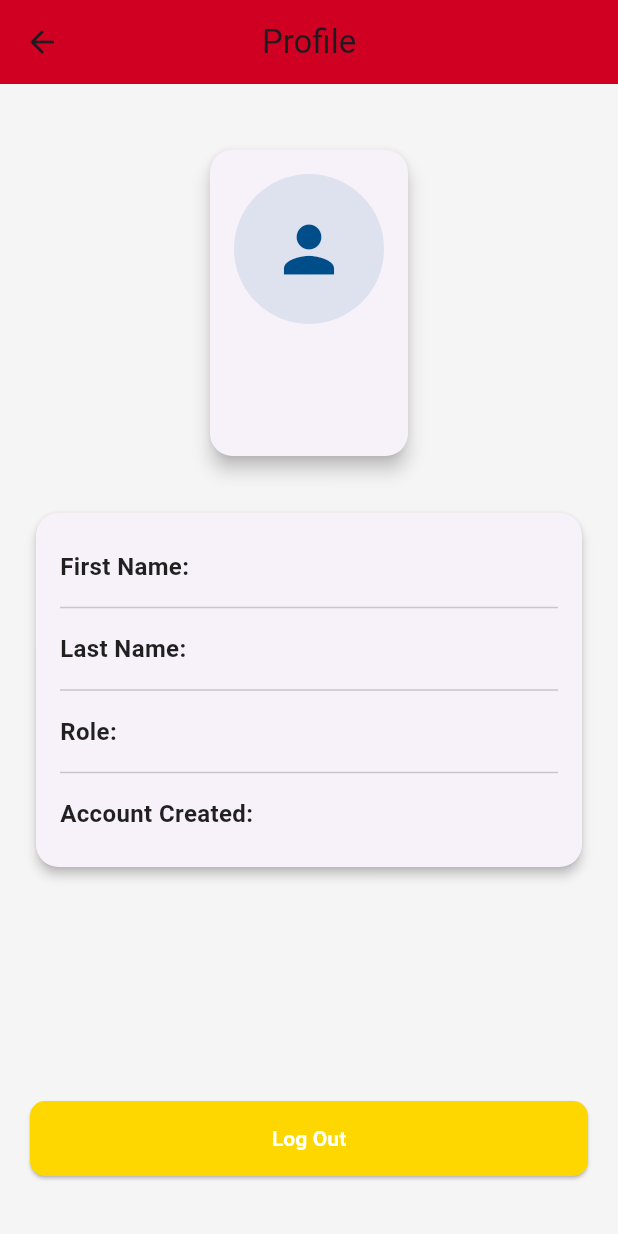
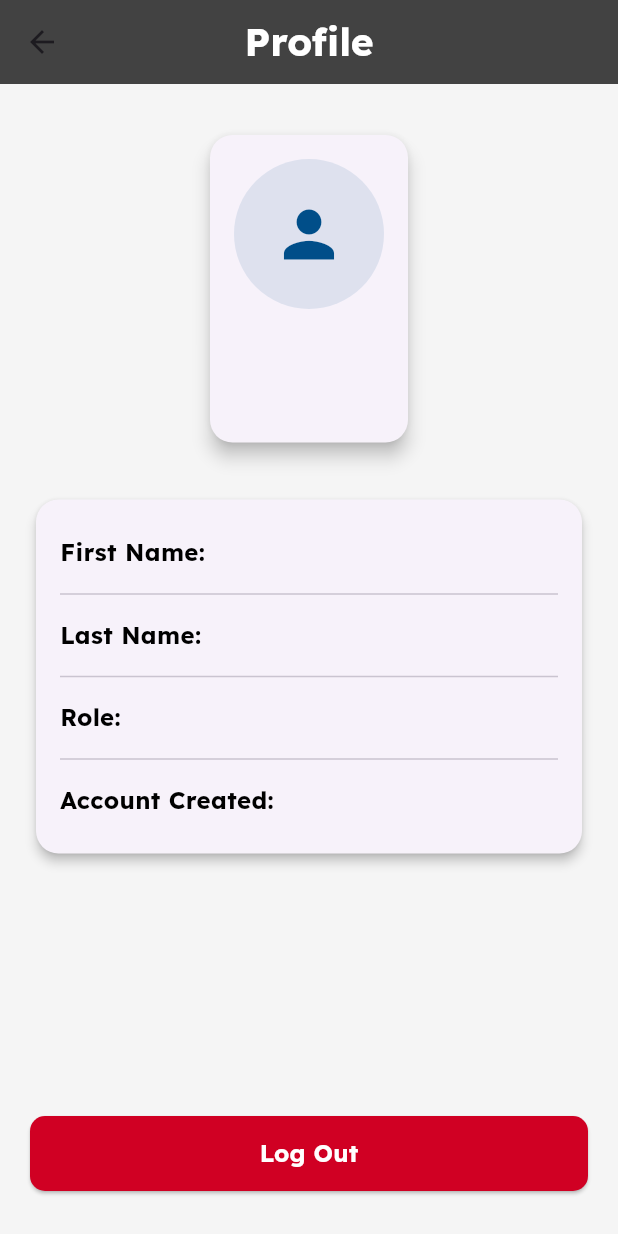
Before and after one commit to mahaamimran/rehaish_app, a Flutter app: the ProfileScreen screen opened directly, on a phone screen of 412 x 824 dp. Run offline on Flutter 3.47's test engine with Material 3 defaults, Android fonts, the phone set to English and light mode, and no system bars; our stand-ins replace flutter_secure_storage, shared_preferences; accounts and stored records are empty; network calls fail.

```diff
--- a/lib/config/constants.dart
+++ b/lib/config/constants.dart
@@ -3,7 +3,7 @@
 class Constants {
 
   // API URL
-  static const String baseUrl = 'http://192.168.18.187:3000/api/v1';
+  static const String baseUrl = 'http://localhost:3000/api/v1';
 
   // SharedPreferences Keys
   static const String FONT_SIZE_KEY = 'fontSize';
--- a/lib/main.dart
+++ b/lib/main.dart
@@ -15,7 +15,7 @@ void main() {
       providers: [
         ChangeNotifierProvider(create: (_) => DormProvider()),
         ChangeNotifierProvider(create: (_) => SettingsProvider()),
-        ChangeNotifierProvider(create: (_) => AuthProvider()), // Load token on app start
+        ChangeNotifierProvider(create: (_) => AuthProvider()),
       ],
       child: const MyApp(),
     ),
--- a/lib/screens/profile_screen.dart
+++ b/lib/screens/profile_screen.dart
@@ -3,6 +3,7 @@ import 'package:provider/provider.dart';
 import 'package:rehaish_app/providers/auth_provider.dart';
 import 'package:rehaish_app/screens/login_screen.dart';
 import 'package:rehaish_app/config/color_constants.dart';
+import 'package:rehaish_app/config/text_styles.dart';
 
 class ProfileScreen extends StatelessWidget {
   const ProfileScreen({super.key});
@@ -14,20 +15,22 @@ class ProfileScreen extends StatelessWidget {
 
     return Scaffold(
       appBar: AppBar(
-        title: const Text("Profile"),
-        backgroundColor: ColorConstants.primaryColor,
+        title: const Text("Profile", style: TextStyles.appBarTitle),
+        backgroundColor: Colors.grey[800],
         centerTitle: true,
       ),
       body: user != null
           ? Container(
               color: ColorConstants.backgroundColor,
               child: Padding(
-                padding: const EdgeInsets.symmetric(horizontal: 20.0, vertical: 40.0),
+                padding: const EdgeInsets.symmetric(
+                    horizontal: 20.0, vertical: 30.0),
                 child: Column(
                   children: [
                     // Profile Picture and Username Card
                     Card(
-                      shape: RoundedRectangleBorder(borderRadius: BorderRadius.circular(15)),
+                      shape: RoundedRectangleBorder(
+                          borderRadius: BorderRadius.circular(15)),
                       elevation: 5,
                       child: Padding(
                         padding: const EdgeInsets.all(16.0),
@@ -35,24 +38,22 @@ class ProfileScreen extends StatelessWidget {
                           children: [
                             CircleAvatar(
                               radius: 50,
-                              backgroundColor: ColorConstants.secondaryColor.withOpacity(0.1),
-                              child: const Icon(Icons.person, size: 50, color: ColorConstants.secondaryColor),
+                              backgroundColor: ColorConstants.secondaryColor
+                                  .withOpacity(0.1),
+                              child: const Icon(Icons.person,
+                                  size: 50,
+                                  color: ColorConstants.secondaryColor),
                             ),
                             const SizedBox(height: 15),
                             Text(
                               user.username,
-                              style: const TextStyle(
-                                fontSize: 24,
-                                fontWeight: FontWeight.bold,
-                                color: ColorConstants.primaryColor,
-                              ),
+                              style: TextStyles.heading(context)
+                                  .copyWith(color: ColorConstants.primaryColor),
                             ),
+                            const SizedBox(height: 5),
                             Text(
                               user.email,
-                              style: const TextStyle(
-                                fontSize: 16,
-                                color: ColorConstants.subtitleColor,
-                              ),
+                              style: TextStyles.appCaption,
                             ),
                           ],
                         ),
@@ -63,20 +64,23 @@ class ProfileScreen extends StatelessWidget {
 
                     // User Information Section
                     Card(
-                      shape: RoundedRectangleBorder(borderRadius: BorderRadius.circular(15)),
+                      shape: RoundedRectangleBorder(
+                          borderRadius: BorderRadius.circular(15)),
                       elevation: 3,
                       child: Padding(
                         padding: const EdgeInsets.all(16.0),
                         child: Column(
                           crossAxisAlignment: CrossAxisAlignment.start,
                           children: [
-                            _buildInfoRow("First Name:", user.firstName),
+                            _buildInfoRow(
+                                "First Name:", user.firstName, context),
                             const Divider(),
-                            _buildInfoRow("Last Name:", user.lastName),
+                            _buildInfoRow("Last Name:", user.lastName, context),
                             const Divider(),
-                            _buildInfoRow("Role:", user.role),
+                            _buildInfoRow("Role:", user.role, context),
                             const Divider(),
-                            _buildInfoRow("Account Created:", user.createdAt.split('T')[0]),
+                            _buildInfoRow("Account Created:",
+                                user.createdAt.split('T')[0], context),
                           ],
                         ),
                       ),
@@ -89,18 +93,18 @@ class ProfileScreen extends StatelessWidget {
                       onPressed: () async {
                         await authProvider.logout();
                         Navigator.of(context).pushReplacement(
-                          MaterialPageRoute(builder: (context) => const LoginScreen()),
+                          MaterialPageRoute(
+                              builder: (context) => const LoginScreen()),
                         );
                       },
                       style: ElevatedButton.styleFrom(
-                        backgroundColor: ColorConstants.accentColor,
-                        shape: RoundedRectangleBorder(borderRadius: BorderRadius.circular(10)),
+                        backgroundColor: ColorConstants.primaryColor,
+                        shape: RoundedRectangleBorder(
+                            borderRadius: BorderRadius.circular(10)),
                         minimumSize: const Size(double.infinity, 50),
                       ),
-                      child: const Text(
-                        "Log Out",
-                        style: TextStyle(color: Colors.white, fontWeight: FontWeight.bold),
-                      ),
+                      child:
+                          const Text("Log Out", style: TextStyles.buttonText),
                     ),
                   ],
                 ),
@@ -111,7 +115,7 @@ class ProfileScreen extends StatelessWidget {
   }
 
   // Helper method to build each row of user information
-  Widget _buildInfoRow(String label, String value) {
+  Widget _buildInfoRow(String label, String value, BuildContext context) {
     return Padding(
       padding: const EdgeInsets.symmetric(vertical: 8.0),
       child: Row(
@@ -119,18 +123,12 @@ class ProfileScreen extends StatelessWidget {
         children: [
           Text(
             label,
-            style: const TextStyle(
-              fontSize: 16,
-              fontWeight: FontWeight.w600,
-              color: ColorConstants.textColor,
-            ),
+            style: TextStyles.bold(context),
           ),
           Text(
             value,
-            style: const TextStyle(
-              fontSize: 16,
-              color: ColorConstants.secondaryColor,
-            ),
+            style: TextStyles.caption(context)
+                .copyWith(color: ColorConstants.secondaryColor),
           ),
         ],
       ),
```
Also changed, not shown: lib/api/dorm_api.dart (+27 -8 lines), lib/providers/auth_provider.dart (+13 -5 lines), lib/providers/dorm_provider.dart (+40 -7 lines), lib/screens/bookmarks_screen.dart (+62 -2 lines), lib/screens/dorm_details_screen.dart (+6 -6 lines).
